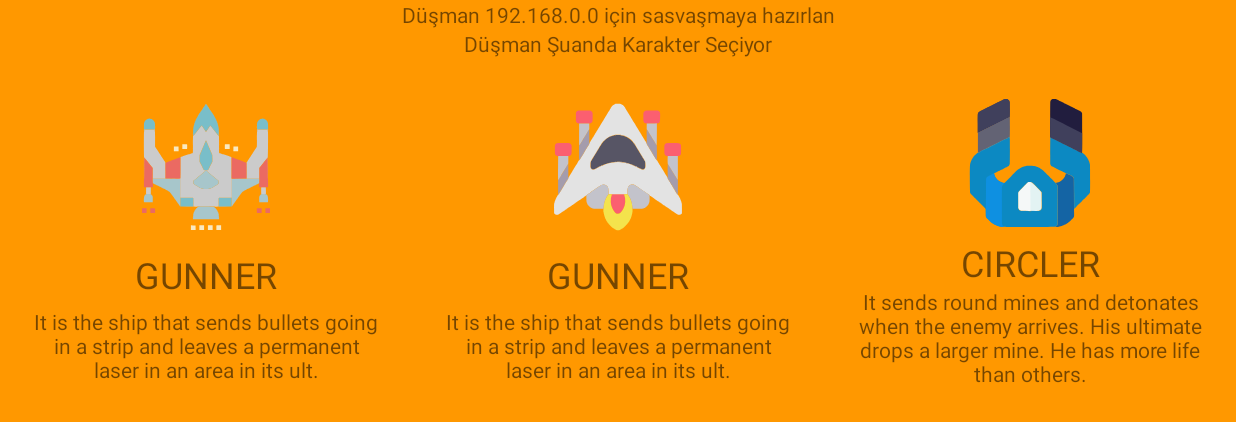
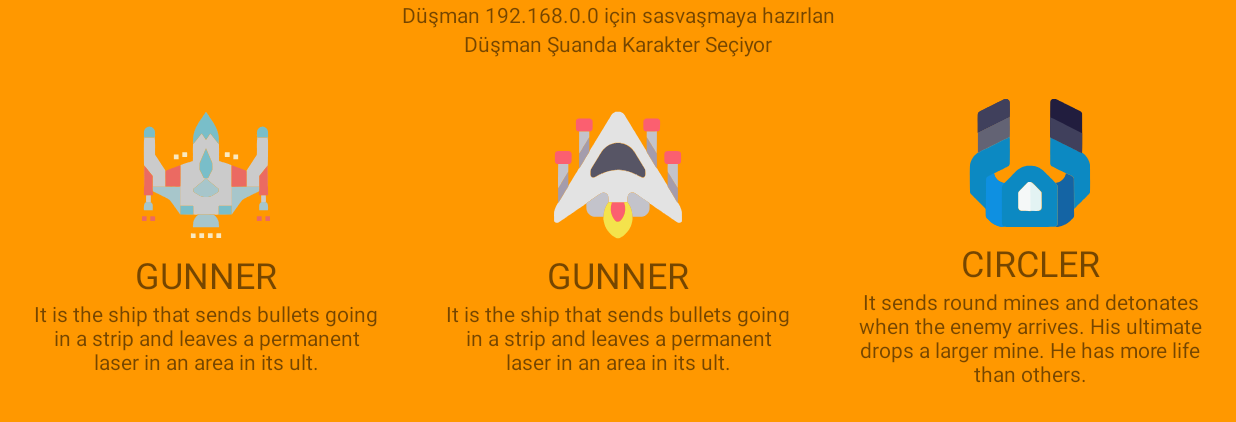
Before and after one commit to Andromeda606/Kill-Shoot, an Android app: the CharacterSelectFragment screen opened through its navigation route, on a phone screen of 824 x 412 dp (held sideways). Shown: the top 422 px of the screen. Run offline under Robolectric (Android 15) with nearby library versions, the phone set to English and light mode, and no system bars; network calls fail.

Commit message:
bug fixing

```diff
--- a/app/src/main/java/com/androsoft/ping_pong/constant/Character.java
+++ b/app/src/main/java/com/androsoft/ping_pong/constant/Character.java
@@ -56,7 +56,7 @@ public abstract class Character {
                         600,
                         R.drawable.ic_game_character2,
                         R.drawable.ic_game_bullet2,
-                        1000,
+                        1500,
                         1000,
                         R.string.game_character_1_title,
                         R.string.game_character_1_description
@@ -70,7 +70,7 @@ public abstract class Character {
                         R.drawable.ic_game_character3,
                         R.drawable.ic_game_bullet3,
                         2500,
-                        1000,
+                        2000,
                         R.string.game_character_3_title,
                         R.string.game_character_3_description
                 );
--- a/app/src/main/java/com/androsoft/ping_pong/fragment/NetworkSelectFragment.java
+++ b/app/src/main/java/com/androsoft/ping_pong/fragment/NetworkSelectFragment.java
@@ -70,6 +70,7 @@ public class NetworkSelectFragment extends Fragment {
             public void catchProcess(String ipAddress, Boolean status) {
                 if(status){
                     navigateCharacterSelect(ipAddress);
+                    return;
                 }
                 requireActivity().runOnUiThread(() -> new CustomDialog(requireContext())
                         .setTitle("Uyarı")
--- a/app/src/main/java/com/androsoft/ping_pong/physics/BulletPhysics.java
+++ b/app/src/main/java/com/androsoft/ping_pong/physics/BulletPhysics.java
@@ -105,13 +105,13 @@ public class BulletPhysics {
                             // is player
                             XY_POSITIONS.remove(i--);
                             rootLayout.removeView(bulletImage);
-                            currentPlayer.decraseHealth(10);
+                            currentPlayer.decraseHealth(currentPlayer.getCharacter().getDamage());
                             DeviceUtil.vibrate(gameScreenFragment.requireContext(), 500);
                         } else if (bulletImage.getPlayerType() == Player.Type.PLAYER2 && Rect.intersects(enemyPlayerRect, bulletRect)) {
                             // is enemy
                             XY_POSITIONS.remove(i--);
                             rootLayout.removeView(bulletImage);
-                            enemyPlayer.decraseHealth(10);
+                            enemyPlayer.decraseHealth(enemyPlayer.getCharacter().getDamage());
                         }
                         gameScreenFragment.updateHealths();
                     }
--- a/app/src/main/java/com/androsoft/ping_pong/physics/PlayerPhysics.java
+++ /dev/null
@@ -1,5 +0,0 @@
-package com.androsoft.ping_pong.physics;
-
-public class PlayerPhysics {
-
-}
--- a/app/src/main/res/layout/fragment_character_select.xml
+++ b/app/src/main/res/layout/fragment_character_select.xml
@@ -18,18 +18,6 @@
                 android:text="Düşman Şuanda Karakter Seçiyor"
                 android:layout_width="match_parent"
                 android:layout_height="wrap_content" android:id="@+id/enemyStatus" android:gravity="center"/>
-        <EditText
-                android:layout_width="match_parent"
-                android:layout_height="wrap_content"
-                android:inputType="textPersonName"
-                android:ems="10"
-                android:id="@+id/editTextTextPersonName" android:gravity="center" android:hint="IP Adresi giriniz."
-                android:textSize="20sp" android:visibility="gone"/>
-        <TextView
-                android:text="IP Adresiniz: "
-                android:layout_width="match_parent"
-                android:layout_height="wrap_content" android:id="@+id/ipAddressText" android:gravity="center"
-                android:textSize="16sp" android:visibility="gone"/>
         <androidx.recyclerview.widget.RecyclerView
                 android:id="@+id/characterList"
                 android:layout_width="match_parent"
--- a/app/src/main/res/layout/fragment_game_screen.xml
+++ b/app/src/main/res/layout/fragment_game_screen.xml
@@ -3,7 +3,7 @@
              xmlns:app="http://schemas.android.com/apk/res-auto" xmlns:tools="http://schemas.android.com/tools"
              android:layout_width="match_parent"
              android:layout_height="match_parent"
-             android:background="#00AEFF"
+             android:background="@drawable/background"
              android:gravity="center"
              tools:context=".fragment.GameScreenFragment">
 
@@ -11,7 +11,7 @@
     <LinearLayout
             android:id="@+id/pairingActivity"
             android:layout_width="match_parent"
-            android:layout_height="match_parent">
+            android:layout_height="match_parent" android:visibility="gone">
 
         <ImageView
                 android:src="@drawable/ic_game_character2"
@@ -38,7 +38,7 @@
     <FrameLayout
             android:layout_width="match_parent"
             android:id="@+id/gameArea"
-            android:layout_height="match_parent" android:visibility="gone">
+            android:layout_height="match_parent" android:visibility="visible">
         <LinearLayout
                 android:orientation="horizontal"
                 android:layout_width="match_parent"
--- a/app/src/main/res/layout/item_character_tab.xml
+++ b/app/src/main/res/layout/item_character_tab.xml
@@ -12,16 +12,16 @@
                 android:id="@+id/shipImage"
                 android:layout_width="85dp"
                 android:layout_height="100dp" app:srcCompat="@drawable/ic_game_character2"
-                android:layout_weight="1" android:layout_gravity="center"/>
+                android:layout_gravity="center"/>
         <TextView
                 android:id="@+id/titleText"
                 android:layout_width="match_parent"
-                android:layout_height="wrap_content" android:layout_weight="1"
+                android:layout_height="wrap_content"
                 android:gravity="center" android:textSize="24sp"/>
         <TextView
                 android:id="@+id/descriptionText"
                 android:layout_width="match_parent"
-                android:layout_height="wrap_content" android:layout_weight="1"
+                android:layout_height="wrap_content"
                 android:gravity="center"/>
     </LinearLayout>
 </LinearLayout>
--- a/app/src/main/res/values/strings.xml
+++ b/app/src/main/res/values/strings.xml
@@ -1,5 +1,5 @@
 <resources>
-    <string name="app_name">Ping-Pong</string>
+    <string name="app_name">Kill-Shoot</string>
     <string name="local_ip_address">Your IP Address: %s</string>
     <string name="game_character_1_title">GUNNER</string>
     <string name="game_character_1_description">It is the ship that sends bullets going in a strip and leaves a
```
Also changed, not shown: app/src/main/java/com/androsoft/ping_pong/fragment/GameScreenFragment.java (+6 -1 lines), app/src/main/java/com/androsoft/ping_pong/fragment/characterselect/CharacterSelectFragment.java (+9 -17 lines), app/src/main/res/drawable/background.jpg (added).
